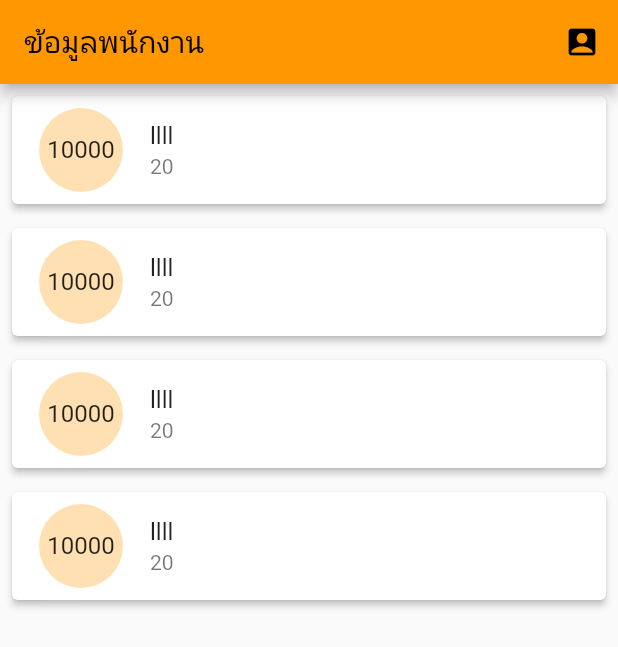
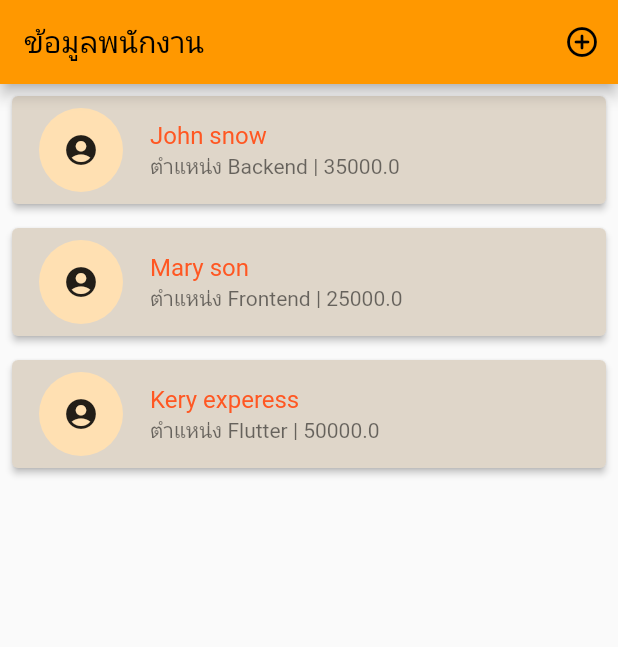
Before and after one commit to bondsanti/flutter_database, a Flutter app: the screen it shows after launch, on a phone screen of 412 x 824 dp. Shown: the top 647 px of the screen. Run offline on Flutter 3.47's test engine with Material 2 defaults, Android fonts, the phone set to English and light mode, and no system bars.

Commit message:
InsertData

```diff
--- a/lib/main.dart
+++ b/lib/main.dart
@@ -1,6 +1,7 @@
 import 'package:flutter/material.dart';
 import 'package:flutter_database/providers/transection_providers.dart';
 import 'package:provider/provider.dart';
+import 'models/Transection.dart';
 import 'screens/form_screen.dart';
 
 void main() {
@@ -52,24 +53,50 @@ class _MyHomePageState extends State<MyHomePage> {
                     return FormScreen();
                   }));
                 },
-                icon: Icon(Icons.account_box))
+                icon: Icon(Icons.add_circle_outline_rounded))
           ],
         ),
-        body: ListView.builder(
-            itemCount: 4,
+        body: Consumer(
+          builder: (context, TransectionProviders provider, child) {
+            return ListView.builder(
+                itemCount: provider.transections.length,
                 itemBuilder: (context, int index) {
+                  Transection data = provider.transections[index];
                   return Card(
                       elevation: 2,
+                      color: Color.fromARGB(255, 223, 214, 201),
                       margin: const EdgeInsets.all(8.0),
                       child: ListTile(
                           leading: CircleAvatar(
                             radius: 30,
                             child: FittedBox(
-                          child: Text("10000"),
+                              child: Icon(Icons.account_circle_rounded),
                             ),
                           ),
-                      title: Text("llll"),
-                      subtitle: Text("20")));
-            }));
+                          title: Text(
+                            data.fullname,
+                            style: TextStyle(color: Colors.deepOrange),
+                          ),
+                          subtitle: Text(
+                              "ตำแหน่ง ${data.position} | ${data.salary}")));
+                });
+          },
+        ));
+    // body: ListView.builder(
+    //     itemCount: 4,
+    //     itemBuilder: (context, int index) {
+    //       return Card(
+    //           elevation: 2,
+    //           margin: const EdgeInsets.all(8.0),
+    //           child: ListTile(
+    //               leading: CircleAvatar(
+    //                 radius: 30,
+    //                 child: FittedBox(
+    //                   child: Text("10000"),
+    //                 ),
+    //               ),
+    //               title: Text("llll"),
+    //               subtitle: Text("20")));
+    //     }));
   }
 }
--- a/lib/providers/transection_providers.dart
+++ b/lib/providers/transection_providers.dart
@@ -7,12 +7,12 @@ class TransectionProviders with ChangeNotifier {
   List<Transection> transections = [
     Transection(
         fullname: "John snow",
-        position: "Dev Backend",
+        position: "Backend",
         salary: 35000,
         date: DateTime.now()),
     Transection(
         fullname: "Mary son",
-        position: "Dev Frontend",
+        position: "Frontend",
         salary: 25000,
         date: DateTime.now()),
     Transection(
@@ -27,6 +27,8 @@ class TransectionProviders with ChangeNotifier {
   }
 
   addTransection(Transection statement) {
-    transections.add(statement);
+    transections.insert(0, statement);
+    //แจ้งเตือนไปยัง consumer
+    notifyListeners();
   }
 }
```
Also changed, not shown: lib/screens/form_screen.dart (+59 -3 lines). Lines whose indentation alone changed are shown as unchanged.
